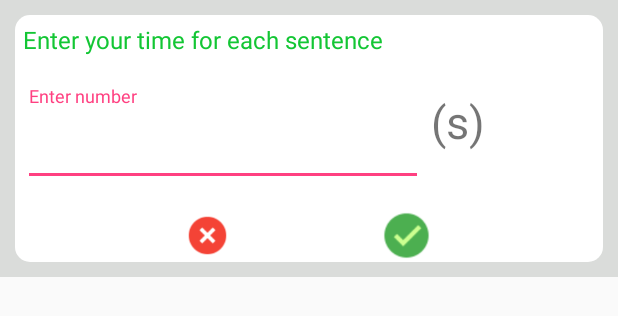
After one commit to uyit14/EPronounce, an Android app: the layout dialog_custom_time.xml on its own in the app's theme, with its tools: preview values and no code run, on a phone screen of 412 x 824 dp. The commit adds this screen. Shown: the top 316 px of the screen. Run offline under Robolectric (Android 15) with nearby library versions, the phone set to English and light mode, and no system bars.

Commit message:
do feedback

```diff
--- /dev/null
+++ b/app/src/main/res/layout/dialog_custom_time.xml
@@ -0,0 +1,77 @@
+<?xml version="1.0" encoding="utf-8"?>
+<LinearLayout
+    android:background="@color/colorGray"
+    xmlns:android="http://schemas.android.com/apk/res/android"
+    android:layout_width="match_parent"
+    android:layout_height="wrap_content">
+    <LinearLayout
+        android:background="@drawable/custom_listview"
+        android:layout_margin="10dp"
+        android:orientation="vertical"
+        android:layout_width="match_parent"
+        android:layout_height="match_parent">
+        <TextView
+            android:textColor="@color/colorGreen"
+            android:textSize="16sp"
+            android:layout_marginTop="5dp"
+            android:layout_marginLeft="5dp"
+            android:layout_marginRight="5dp"
+            android:text="Enter your time for each sentence"
+            android:layout_width="wrap_content"
+            android:layout_height="wrap_content" />
+        <LinearLayout
+            android:layout_marginTop="5dp"
+            android:orientation="horizontal"
+            android:layout_width="match_parent"
+            android:layout_height="wrap_content">
+            <android.support.design.widget.TextInputLayout
+                android:layout_gravity="center"
+                android:gravity="center"
+                android:layout_weight="7"
+                android:id="@+id/tip_time"
+                android:layout_marginLeft="5dp"
+                android:layout_marginRight="5dp"
+                android:layout_width="0dp"
+                android:layout_height="match_parent"
+                android:layout_below="@+id/textView2"
+                android:layout_centerHorizontal="true"
+                android:layout_marginTop="10dp">
+                <android.support.design.widget.TextInputEditText
+                    android:textSize="26sp"
+                    android:inputType="number"
+                    android:layout_width="match_parent"
+                    android:layout_height="wrap_content"
+                    android:hint="Enter number" />
+            </android.support.design.widget.TextInputLayout>
+
+            <TextView
+                android:layout_width="0dp"
+                android:layout_height="match_parent"
+                android:layout_gravity="center"
+                android:layout_weight="3"
+                android:gravity="left|center"
+                android:text="(s)"
+                android:textSize="30sp" />
+        </LinearLayout>
+        <LinearLayout
+            android:layout_marginTop="20dp"
+            android:gravity="center"
+            android:layout_gravity="center"
+            android:layout_width="match_parent"
+            android:layout_height="wrap_content">
+            <ImageButton
+                android:id="@+id/btn_not"
+                android:background="@drawable/ic_not"
+                android:layout_marginRight="50dp"
+                android:layout_width="30dp"
+                android:layout_height="30dp" />
+            <ImageButton
+                android:id="@+id/btn_ok"
+                android:background="@drawable/ic_ok"
+                android:layout_marginLeft="50dp"
+                android:layout_width="35dp"
+                android:layout_height="35dp" />
+        </LinearLayout>
+    </LinearLayout>
+
+</LinearLayout>
```
Also changed, not shown: app/src/main/java/com/example/uytai/epronounce/PronouncingAActivity.java (+59 -4 lines), 2 other files.
